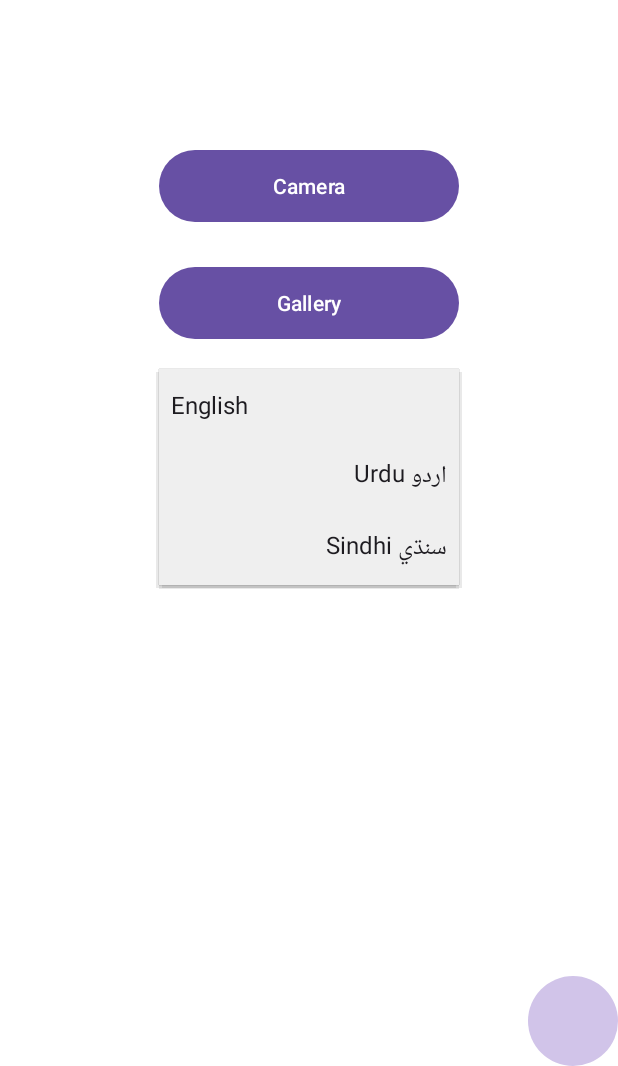
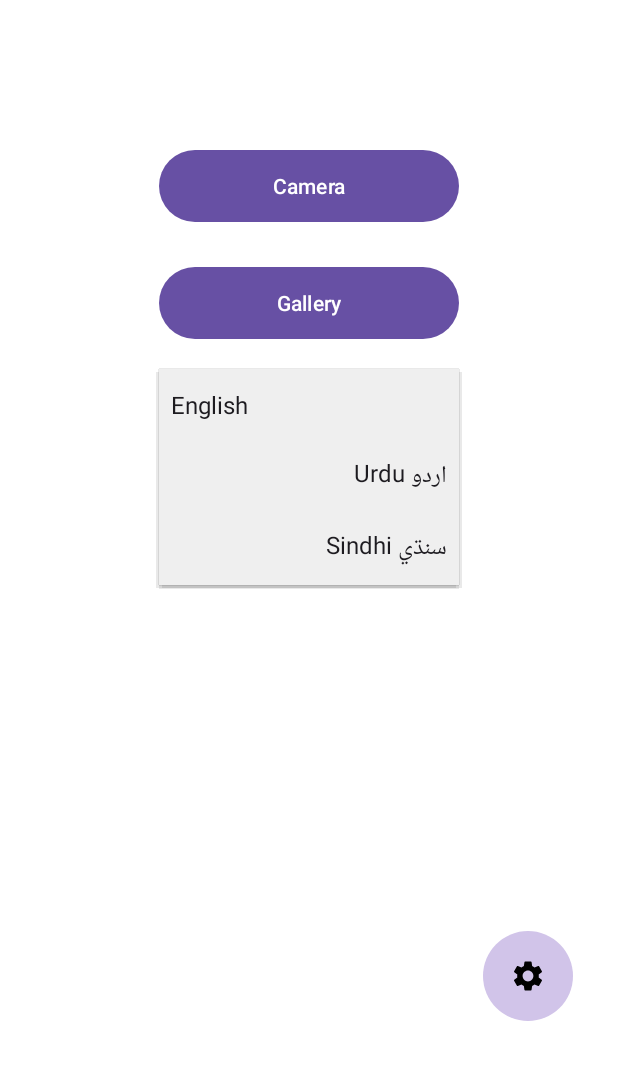
Before and after one commit to AbdulManaf12/HealthIconIQ, an Android app: the screen it shows after launch (MainActivity), after a tap on "English", on a phone screen of 412 x 824 dp, the part 170-1236 px from its top. Run offline under Robolectric (Android 15) with nearby library versions, the phone set to English and light mode, and no system bars.

Commit message:
api and image styling with proper alignmend updates

```diff
--- a/app/src/main/java/com/example/healthiconiq/MainActivity.kt
+++ b/app/src/main/java/com/example/healthiconiq/MainActivity.kt
@@ -6,6 +6,7 @@ import android.net.Uri
 import android.os.Bundle
 import android.os.Environment
 import android.provider.MediaStore
+import android.view.View
 import android.widget.AdapterView
 import android.widget.Button
 import android.widget.ImageView
@@ -25,48 +26,46 @@ class MainActivity : AppCompatActivity() {
     private val CAMERA_REQUEST_CODE = 101
     private val GALLERY_REQUEST_CODE = 102
     private var imageUri: Uri? = null
+    private var selectedLanguage: String? = null
 
     override fun onCreate(savedInstanceState: Bundle?) {
         super.onCreate(savedInstanceState)
         setContentView(R.layout.activity_main)
-
-        checkPermissions() // Ensure permissions are checked on startup
+        checkPermissions()
 
         val btnCamera = findViewById<Button>(R.id.btnCamera)
         val btnGallery = findViewById<Button>(R.id.btnGallery)
         val spinnerLanguage = findViewById<Spinner>(R.id.spinnerLanguage)
-        val imgSettings = findViewById<ImageView>(R.id.imgSettings)
+        val btnDescribe = findViewById<Button>(R.id.btnDescribe)
+        val imageView = findViewById<ImageView>(R.id.imageView)
 
         btnCamera.setOnClickListener {
-            val intent = Intent(MediaStore.ACTION_IMAGE_CAPTURE)
-            val photoFile: File? = try {
-                createImageFile()
-            } catch (ex: IOException) {
-                Toast.makeText(this, "Error creating file", Toast.LENGTH_SHORT).show()
-                null
-            }
-            photoFile?.also {
-                imageUri = FileProvider.getUriForFile(this, "${applicationContext.packageName}.provider", it)
-                intent.putExtra(MediaStore.EXTRA_OUTPUT, imageUri)
-                startActivityForResult(intent, CAMERA_REQUEST_CODE)
-            }
+            openCamera()
         }
 
         btnGallery.setOnClickListener {
-            val intent = Intent(Intent.ACTION_PICK, MediaStore.Images.Media.EXTERNAL_CONTENT_URI)
-            startActivityForResult(intent, GALLERY_REQUEST_CODE)
+            openGallery()
         }
 
         spinnerLanguage.onItemSelectedListener = object : AdapterView.OnItemSelectedListener {
-            override fun onItemSelected(parent: AdapterView<*>?, view: android.view.View?, position: Int, id: Long) {
-                val selectedLanguage = parent?.getItemAtPosition(position).toString()
-                Toast.makeText(this@MainActivity, "Selected Language: $selectedLanguage", Toast.LENGTH_SHORT).show()
+            override fun onItemSelected(parent: AdapterView<*>, view: android.view.View?, position: Int, id: Long) {
+                selectedLanguage = parent.getItemAtPosition(position).toString()
+                updateDescribeButtonVisibility()
             }
-            override fun onNothingSelected(parent: AdapterView<*>?) {}
+            override fun onNothingSelected(parent: AdapterView<*>) {}
         }
 
-        imgSettings.setOnClickListener {
-            Toast.makeText(this, "Opening Settings...", Toast.LENGTH_SHORT).show()
+        btnDescribe.setOnClickListener {
+            imageUri?.let { uri ->
+                selectedLanguage?.let { lang ->
+                   val text: String = CHATGPT_API.getData(uri, lang)
+
+                    // Simulate fetching data
+                    Toast.makeText(this, "Processing image in ${text}...", Toast.LENGTH_LONG)
+                        .show()
+
+                }
+            }
         }
     }
 
@@ -82,18 +81,49 @@ class MainActivity : AppCompatActivity() {
         super.onActivityResult(requestCode, resultCode, data)
         if (requestCode == CAMERA_REQUEST_CODE && resultCode == RESULT_OK) {
             imageUri?.let { uri ->
-                displayImageWithIcon(uri)
+                displayImage(uri)
             }
         } else if (requestCode == GALLERY_REQUEST_CODE && resultCode == RESULT_OK) {
             data?.data?.let { uri ->
-                displayImageWithIcon(uri)
+                imageUri = uri
+                displayImage(uri)
             }
         }
     }
-
+    private fun openCamera() {
+        val intent = Intent(MediaStore.ACTION_IMAGE_CAPTURE)
+        val photoFile: File? = try {
+            createImageFile()
+        } catch (ex: IOException) {
+            Toast.makeText(this, "Error creating file", Toast.LENGTH_SHORT).show()
+            null
+        }
+        photoFile?.also {
+            imageUri = FileProvider.getUriForFile(this, "${applicationContext.packageName}.provider", it)
+            intent.putExtra(MediaStore.EXTRA_OUTPUT, imageUri)
+            startActivityForResult(intent, CAMERA_REQUEST_CODE)
+        }
+    }
+    private fun openGallery() {
+        val intent = Intent(Intent.ACTION_PICK, MediaStore.Images.Media.EXTERNAL_CONTENT_URI)
+        startActivityForResult(intent, GALLERY_REQUEST_CODE)
+    }
     private fun displayImageWithIcon(imageUri: Uri) {
         val imageView = findViewById<ImageView>(R.id.imageView)
         imageView.setImageURI(imageUri)
+    }
+    private fun displayImage(uri: Uri) {
+        val imageView = findViewById<ImageView>(R.id.imageView)
+        imageView.setImageURI(uri)
+        updateDescribeButtonVisibility()
+    }
+    private fun updateDescribeButtonVisibility() {
+        val btnDescribe = findViewById<Button>(R.id.btnDescribe)
+        if (imageUri != null && selectedLanguage != null) {
+            btnDescribe.visibility = View.VISIBLE
+        } else {
+            btnDescribe.visibility = View.INVISIBLE
+        }
     }
 
     private fun createImageFile(): File? {
--- /dev/null
+++ b/app/src/main/res/drawable/baseline_settings_24.xml
@@ -0,0 +1,5 @@
+<vector xmlns:android="http://schemas.android.com/apk/res/android" android:height="24dp" android:tint="#000000" android:viewportHeight="24" android:viewportWidth="24" android:width="24dp">
+
+    <path android:fillColor="@android:color/holo_blue_light" android:pathData="M19.14,12.94c0.04,-0.3 0.06,-0.61 0.06,-0.94c0,-0.32 -0.02,-0.64 -0.07,-0.94l2.03,-1.58c0.18,-0.14 0.23,-0.41 0.12,-0.61l-1.92,-3.32c-0.12,-0.22 -0.37,-0.29 -0.59,-0.22l-2.39,0.96c-0.5,-0.38 -1.03,-0.7 -1.62,-0.94L14.4,2.81c-0.04,-0.24 -0.24,-0.41 -0.48,-0.41h-3.84c-0.24,0 -0.43,0.17 -0.47,0.41L9.25,5.35C8.66,5.59 8.12,5.92 7.63,6.29L5.24,5.33c-0.22,-0.08 -0.47,0 -0.59,0.22L2.74,8.87C2.62,9.08 2.66,9.34 2.86,9.48l2.03,1.58C4.84,11.36 4.8,11.69 4.8,12s0.02,0.64 0.07,0.94l-2.03,1.58c-0.18,0.14 -0.23,0.41 -0.12,0.61l1.92,3.32c0.12,0.22 0.37,0.29 0.59,0.22l2.39,-0.96c0.5,0.38 1.03,0.7 1.62,0.94l0.36,2.54c0.05,0.24 0.24,0.41 0.48,0.41h3.84c0.24,0 0.44,-0.17 0.47,-0.41l0.36,-2.54c0.59,-0.24 1.13,-0.56 1.62,-0.94l2.39,0.96c0.22,0.08 0.47,0 0.59,-0.22l1.92,-3.32c0.12,-0.22 0.07,-0.47 -0.12,-0.61L19.14,12.94zM12,15.6c-1.98,0 -3.6,-1.62 -3.6,-3.6s1.62,-3.6 3.6,-3.6s3.6,1.62 3.6,3.6S13.98,15.6 12,15.6z"/>
+
+</vector>
--- a/app/src/main/res/layout/activity_main.xml
+++ b/app/src/main/res/layout/activity_main.xml
@@ -73,18 +73,37 @@
         android:layout_marginTop="50dp"
         app:layout_constraintTop_toBottomOf="@id/spinnerLanguage"
         app:layout_constraintStart_toStartOf="parent"
+        app:layout_constraintEnd_toEndOf="parent" />
+
+    <Button
+        android:id="@+id/btnDescribe"
+        android:layout_width="200dp"
+        android:layout_height="wrap_content"
+        android:text="@string/describe"
+        android:textAllCaps="false"
+        android:background="@drawable/button_background"
+        android:textColor="#FFFFFF"
+        app:layout_constraintTop_toBottomOf="@id/imageView"
+        app:layout_constraintStart_toStartOf="parent"
         app:layout_constraintEnd_toEndOf="parent"
-        />
+        android:layout_marginTop="10dp"
+        app:layout_constraintVertical_bias="0.1"
+        android:visibility="invisible"
+        android:elevation="4dp"/>
 
         <ImageView
             android:id="@+id/imgSettings"
             android:layout_width="60dp"
             android:layout_height="60dp"
             android:background="@drawable/circle_background"
+            android:src="@drawable/baseline_settings_24"
+            android:scaleType="centerInside"
             app:layout_constraintBottom_toBottomOf="parent"
             app:layout_constraintEnd_toEndOf="parent"
             app:layout_constraintVertical_bias="0.95"
             app:layout_constraintHorizontal_bias="0.95"
+            android:layout_marginBottom="30dp"
+            android:layout_marginEnd="30dp"
             android:padding="12dp"/>
 
 </androidx.constraintlayout.widget.ConstraintLayout>
--- a/app/src/main/res/values/strings.xml
+++ b/app/src/main/res/values/strings.xml
@@ -3,4 +3,5 @@
     <string name="gallery"> Gallery </string>
     <string name="camera"> Camera </string>
     <string name="healthiconiq">HealthIconIQ</string>
+    <string name="describe">Describe</string>
 </resources>
```
Also changed, not shown: app/src/main/java/com/example/healthiconiq/CHATGPT_API.java (added, +9 -0 lines), app/src/main/res/drawable/button_background_teal.xml (added, +15 -0 lines). Lines whose indentation alone changed are shown as unchanged.
